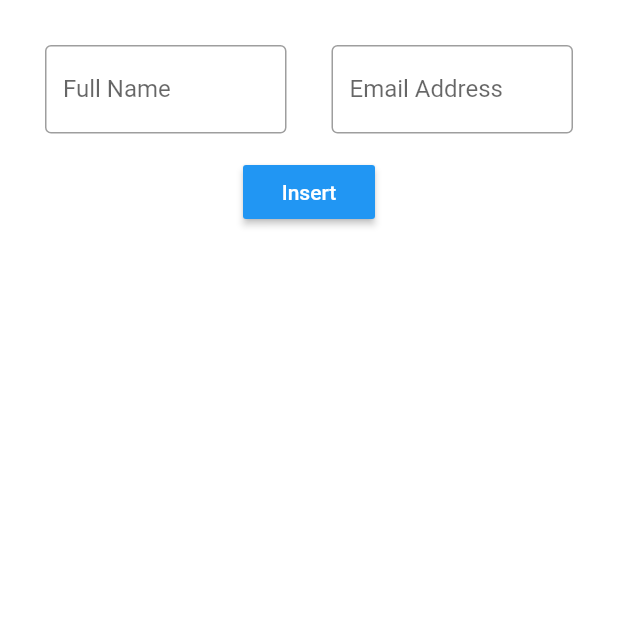
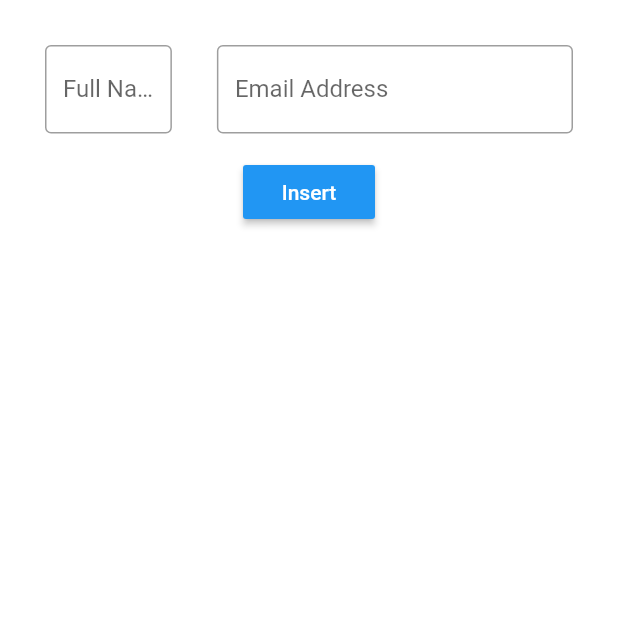
Before and after one commit to eliasdfazel/FlowMonetary, a Flutter app: the TransactionsView screen opened directly, on a phone screen of 412 x 824 dp, the top half of it. Run offline on Flutter 3.47's test engine with Material 2 defaults, Android fonts, the light colour scheme and no system bars; our stand-ins replace sqflite; accounts and stored records are empty.

```diff
--- a/flow_accounting/lib/transactions/input/ui/transactions_view.dart
+++ b/flow_accounting/lib/transactions/input/ui/transactions_view.dart
@@ -39,7 +39,7 @@ class _State extends State<TransactionsView> {
                   mainAxisAlignment: MainAxisAlignment.spaceEvenly,
                   children: [
                     Expanded(
-                      flex: 1,
+                      flex: 3,
                       child: Padding(
                         padding: const EdgeInsets.all(15),
                         child: TextField(
@@ -53,7 +53,7 @@ class _State extends State<TransactionsView> {
                       ),
                     ),
                     Expanded(
-                      flex: 1,
+                      flex: 7,
                       child: Padding(
                         padding: const EdgeInsets.all(15),
                         child: TextField(
```
